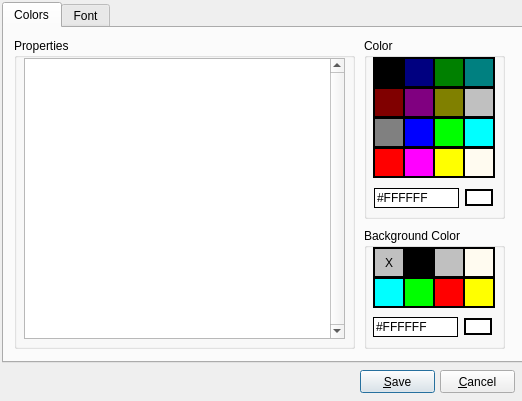
Old version of the form src/gui/Src/Gui/AppearanceDialog.ui in the repository x64dbg/x64dbg.
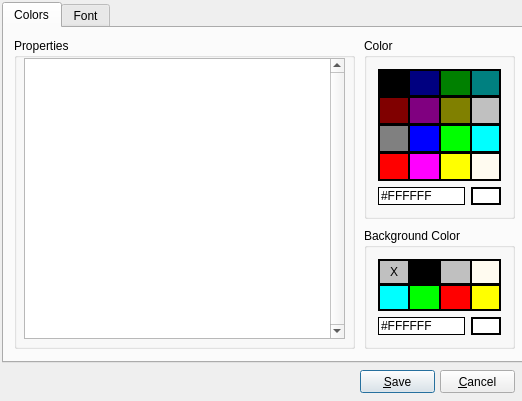
New version of the form. Icons and pictures are not drawn.

Commit message: GUI: use layout for the color picker grid

```diff
--- a/src/gui/Src/Gui/AppearanceDialog.ui
+++ b/src/gui/Src/Gui/AppearanceDialog.ui
@@ -41,7 +41,7 @@
       <rect>
        <x>360</x>
        <y>10</y>
-       <width>141</width>
+       <width>151</width>
        <height>181</height>
       </rect>
      </property>
@@ -51,473 +51,551 @@
      <property name="checkable">
       <bool>false</bool>
      </property>
-     <widget class="QLineEdit" name="editColor">
-      <property name="geometry">
-       <rect>
-        <x>10</x>
-        <y>150</y>
-        <width>85</width>
-        <height>20</height>
-       </rect>
-      </property>
-      <property name="styleSheet">
-       <string notr="true">QLineEdit {border-style: outset; border-width: 1px; border-color: black}</string>
-      </property>
-      <property name="text">
-       <string>#FFFFFF</string>
-      </property>
-      <property name="frame">
-       <bool>false</bool>
-      </property>
-     </widget>
-     <widget class="QPushButton" name="buttonColor">
-      <property name="geometry">
-       <rect>
-        <x>101</x>
-        <y>151</y>
-        <width>28</width>
-        <height>17</height>
-       </rect>
-      </property>
+     <layout class="QGridLayout" name="gridLayout_2">
+      <item row="0" column="0" colspan="2">
+       <layout class="QGridLayout" name="gridForegroundColors">
+        <property name="spacing">
+         <number>0</number>
+        </property>
+        <item row="0" column="0">
+         <widget class="QPushButton" name="button000000">
+          <property name="sizePolicy">
+           <sizepolicy hsizetype="MinimumExpanding" vsizetype="MinimumExpanding">
+            <horstretch>0</horstretch>
+            <verstretch>0</verstretch>
+           </sizepolicy>
+          </property>
       <property name="styleSheet">
-       <string notr="true">background-color: #FFFFFF; border : 2px solid black</string>
+           <string notr="true">background-color: #000000;
+border: solid black;
+border-width: 2px 1px 2px 2px;</string>
       </property>
       <property name="text">
        <string/>
       </property>
      </widget>
-     <widget class="QPushButton" name="button800000">
-      <property name="geometry">
-       <rect>
-        <x>9</x>
-        <y>49</y>
-        <width>32</width>
-        <height>31</height>
-       </rect>
+        </item>
+        <item row="0" column="1">
+         <widget class="QPushButton" name="button000080">
+          <property name="sizePolicy">
+           <sizepolicy hsizetype="MinimumExpanding" vsizetype="MinimumExpanding">
+            <horstretch>0</horstretch>
+            <verstretch>0</verstretch>
+           </sizepolicy>
       </property>
       <property name="styleSheet">
-       <string notr="true">background-color: #800000; border : 2px solid black</string>
+           <string notr="true">background-color: #000080;
+border: solid black;
+border-width: 2px 1px 2px 1px;</string>
       </property>
       <property name="text">
        <string/>
       </property>
      </widget>
-     <widget class="QPushButton" name="button00FF00">
-      <property name="geometry">
-       <rect>
-        <x>69</x>
-        <y>79</y>
-        <width>32</width>
-        <height>31</height>
-       </rect>
+        </item>
+        <item row="0" column="2">
+         <widget class="QPushButton" name="button008000">
+          <property name="sizePolicy">
+           <sizepolicy hsizetype="MinimumExpanding" vsizetype="MinimumExpanding">
+            <horstretch>0</horstretch>
+            <verstretch>0</verstretch>
+           </sizepolicy>
       </property>
       <property name="styleSheet">
-       <string notr="true">background-color: #00FF00; border : 2px solid black</string>
+           <string notr="true">background-color: #008000;
+border: solid black;
+border-width: 2px 1px 2px 1px;</string>
       </property>
       <property name="text">
        <string/>
       </property>
      </widget>
+        </item>
+        <item row="0" column="3">
      <widget class="QPushButton" name="button008080">
-      <property name="geometry">
-       <rect>
-        <x>99</x>
-        <y>19</y>
-        <width>32</width>
-        <height>31</height>
-       </rect>
+          <property name="sizePolicy">
+           <sizepolicy hsizetype="MinimumExpanding" vsizetype="MinimumExpanding">
+            <horstretch>0</horstretch>
+            <verstretch>0</verstretch>
+           </sizepolicy>
       </property>
       <property name="styleSheet">
-       <string notr="true">background-color: #008080; border : 2px solid black</string>
+           <string notr="true">background-color: #008080;
+border: solid black;
+border-width: 2px 2px 2px 1px;</string>
       </property>
       <property name="text">
        <string/>
       </property>
      </widget>
-     <widget class="QPushButton" name="buttonC0C0C0">
-      <property name="geometry">
-       <rect>
-        <x>99</x>
-        <y>49</y>
-        <width>32</width>
-        <height>31</height>
-       </rect>
+        </item>
+        <item row="1" column="0">
+         <widget class="QPushButton" name="button800000">
+          <property name="sizePolicy">
+           <sizepolicy hsizetype="MinimumExpanding" vsizetype="MinimumExpanding">
+            <horstretch>0</horstretch>
+            <verstretch>0</verstretch>
+           </sizepolicy>
       </property>
       <property name="styleSheet">
-       <string notr="true">background-color: #C0C0C0; border : 2px solid black</string>
+           <string notr="true">background-color: #800000;
+border: solid black;
+border-width: 1px 1px 2px 2px;</string>
       </property>
       <property name="text">
        <string/>
       </property>
      </widget>
+        </item>
+        <item row="1" column="1">
      <widget class="QPushButton" name="button800080">
-      <property name="geometry">
-       <rect>
-        <x>39</x>
-        <y>49</y>
-        <width>32</width>
-        <height>31</height>
-       </rect>
+          <property name="sizePolicy">
+           <sizepolicy hsizetype="MinimumExpanding" vsizetype="MinimumExpanding">
+            <horstretch>0</horstretch>
+            <verstretch>0</verstretch>
+           </sizepolicy>
       </property>
       <property name="styleSheet">
-       <string notr="true">background-color: #800080; border : 2px solid black</string>
+           <string notr="true">background-color: #800080;
+border: solid black;
+border-width: 1px 1px 2px 1px;</string>
       </property>
       <property name="text">
        <string/>
       </property>
      </widget>
-     <widget class="QPushButton" name="buttonFF0000">
-      <property name="geometry">
-       <rect>
-        <x>9</x>
-        <y>109</y>
-        <width>32</width>
-        <height>31</height>
-       </rect>
+        </item>
+        <item row="1" column="2">
+         <widget class="QPushButton" name="button808000">
+          <property name="sizePolicy">
+           <sizepolicy hsizetype="MinimumExpanding" vsizetype="MinimumExpanding">
+            <horstretch>0</horstretch>
+            <verstretch>0</verstretch>
+           </sizepolicy>
       </property>
       <property name="styleSheet">
-       <string notr="true">background-color : #FF0000; border : 2px solid black</string>
+           <string notr="true">background-color: #808000;
+border: solid black;
+border-width: 1px 1px 2px 1px;</string>
       </property>
       <property name="text">
        <string/>
       </property>
      </widget>
+        </item>
+        <item row="1" column="3">
+         <widget class="QPushButton" name="buttonC0C0C0">
+          <property name="sizePolicy">
+           <sizepolicy hsizetype="MinimumExpanding" vsizetype="MinimumExpanding">
+            <horstretch>0</horstretch>
+            <verstretch>0</verstretch>
+           </sizepolicy>
+          </property>
+          <property name="styleSheet">
+           <string notr="true">background-color: #C0C0C0;
+border: solid black;
+border-width: 1px 2px 2px 1px;</string>
+          </property>
+          <property name="text">
+           <string/>
+          </property>
+         </widget>
+        </item>
+        <item row="2" column="0">
+         <widget class="QPushButton" name="button808080">
+          <property name="sizePolicy">
+           <sizepolicy hsizetype="MinimumExpanding" vsizetype="MinimumExpanding">
+            <horstretch>0</horstretch>
+            <verstretch>0</verstretch>
+           </sizepolicy>
+          </property>
+          <property name="styleSheet">
+           <string notr="true">background-color: #808080;
+border: solid black;
+border-width: 1px 1px 2px 2px;</string>
+          </property>
+          <property name="text">
+           <string/>
+          </property>
+         </widget>
+        </item>
+        <item row="2" column="1">
      <widget class="QPushButton" name="button0000FF">
-      <property name="geometry">
-       <rect>
-        <x>39</x>
-        <y>79</y>
-        <width>32</width>
-        <height>31</height>
-       </rect>
+          <property name="sizePolicy">
+           <sizepolicy hsizetype="MinimumExpanding" vsizetype="MinimumExpanding">
+            <horstretch>0</horstretch>
+            <verstretch>0</verstretch>
+           </sizepolicy>
       </property>
       <property name="styleSheet">
-       <string notr="true">background-color: #0000FF; border : 2px solid black</string>
+           <string notr="true">background-color: #0000FF;
+border: solid black;
+border-width: 1px 1px 2px 1px;</string>
       </property>
       <property name="text">
        <string/>
       </property>
      </widget>
-     <widget class="QPushButton" name="button008000">
-      <property name="geometry">
-       <rect>
-        <x>69</x>
-        <y>19</y>
-        <width>32</width>
-        <height>31</height>
-       </rect>
+        </item>
+        <item row="2" column="2">
+         <widget class="QPushButton" name="button00FF00">
+          <property name="sizePolicy">
+           <sizepolicy hsizetype="MinimumExpanding" vsizetype="MinimumExpanding">
+            <horstretch>0</horstretch>
+            <verstretch>0</verstretch>
+           </sizepolicy>
       </property>
       <property name="styleSheet">
-       <string notr="true">background-color: #008000; border : 2px solid black</string>
+           <string notr="true">background-color: #00FF00;
+border: solid black;
+border-width: 1px 1px 2px 1px;</string>
       </property>
       <property name="text">
        <string/>
       </property>
      </widget>
+        </item>
+        <item row="2" column="3">
      <widget class="QPushButton" name="button00FFFF">
-      <property name="geometry">
-       <rect>
-        <x>99</x>
-        <y>79</y>
-        <width>32</width>
-        <height>31</height>
-       </rect>
+          <property name="sizePolicy">
+           <sizepolicy hsizetype="MinimumExpanding" vsizetype="MinimumExpanding">
+            <horstretch>0</horstretch>
+            <verstretch>0</verstretch>
+           </sizepolicy>
       </property>
       <property name="styleSheet">
-       <string notr="true">background-color: #00FFFF; border : 2px solid black</string>
+           <string notr="true">background-color: #00FFFF;
+border: solid black;
+border-width: 1px 2px 2px 1px;</string>
       </property>
       <property name="text">
        <string/>
       </property>
      </widget>
+        </item>
+        <item row="3" column="0">
+         <widget class="QPushButton" name="buttonFF0000">
+          <property name="sizePolicy">
+           <sizepolicy hsizetype="MinimumExpanding" vsizetype="MinimumExpanding">
+            <horstretch>0</horstretch>
+            <verstretch>0</verstretch>
+           </sizepolicy>
+          </property>
+          <property name="styleSheet">
+           <string notr="true">background-color : #FF0000;
+border: solid black;
+border-width: 1px 1px 2px 2px;</string>
+          </property>
+          <property name="text">
+           <string/>
+          </property>
+         </widget>
+        </item>
+        <item row="3" column="1">
      <widget class="QPushButton" name="buttonFF00FF">
-      <property name="geometry">
-       <rect>
-        <x>39</x>
-        <y>109</y>
-        <width>32</width>
-        <height>31</height>
-       </rect>
+          <property name="sizePolicy">
+           <sizepolicy hsizetype="MinimumExpanding" vsizetype="MinimumExpanding">
+            <horstretch>0</horstretch>
+            <verstretch>0</verstretch>
+           </sizepolicy>
       </property>
       <property name="styleSheet">
-       <string notr="true">background-color: #FF00FF; border : 2px solid black</string>
+           <string notr="true">background-color: #FF00FF;
+border: solid black;
+border-width: 1px 1px 2px 1px;</string>
       </property>
       <property name="text">
        <string/>
       </property>
      </widget>
-     <widget class="QPushButton" name="button808000">
-      <property name="geometry">
-       <rect>
-        <x>69</x>
-        <y>49</y>
-        <width>32</width>
-        <height>31</height>
-       </rect>
-      </property>
-      <property name="styleSheet">
-       <string notr="true">background-color: #808000; border : 2px solid black</string>
-      </property>
-      <property name="text">
-       <string/>
-      </property>
-     </widget>
-     <widget class="QPushButton" name="button808080">
-      <property name="geometry">
-       <rect>
-        <x>9</x>
-        <y>79</y>
-        <width>32</width>
-        <height>31</height>
-       </rect>
-      </property>
-      <property name="styleSheet">
-       <string notr="true">background-color: #808080; border : 2px solid black</string>
-      </property>
-      <property name="text">
-       <string/>
-      </property>
-     </widget>
+        </item>
+        <item row="3" column="2">
      <widget class="QPushButton" name="buttonFFFF00">
-      <property name="geometry">
-       <rect>
-        <x>69</x>
-        <y>109</y>
-        <width>32</width>
-        <height>31</height>
-       </rect>
+          <property name="sizePolicy">
+           <sizepolicy hsizetype="MinimumExpanding" vsizetype="MinimumExpanding">
+            <horstretch>0</horstretch>
+            <verstretch>0</verstretch>
+           </sizepolicy>
       </property>
       <property name="styleSheet">
-       <string notr="true">background-color: #FFFF00; border : 2px solid black</string>
+           <string notr="true">background-color: #FFFF00;
+border: solid black;
+border-width: 1px 1px 2px 1px;</string>
       </property>
       <property name="text">
        <string/>
       </property>
      </widget>
-     <widget class="QPushButton" name="button000000">
-      <property name="geometry">
-       <rect>
-        <x>9</x>
-        <y>19</y>
-        <width>32</width>
-        <height>31</height>
-       </rect>
-      </property>
-      <property name="styleSheet">
-       <string notr="true">background-color: #000000; border : 2px solid black</string>
-      </property>
-      <property name="text">
-       <string/>
-      </property>
-     </widget>
-     <widget class="QPushButton" name="button000080">
-      <property name="geometry">
-       <rect>
-        <x>39</x>
-        <y>19</y>
-        <width>32</width>
-        <height>31</height>
-       </rect>
-      </property>
-      <property name="styleSheet">
-       <string notr="true">background-color: #000080; border : 2px solid black</string>
-      </property>
-      <property name="text">
-       <string/>
-      </property>
-     </widget>
+        </item>
+        <item row="3" column="3">
      <widget class="QPushButton" name="buttonFFFFFF">
-      <property name="geometry">
-       <rect>
-        <x>99</x>
-        <y>109</y>
-        <width>32</width>
-        <height>31</height>
-       </rect>
+          <property name="sizePolicy">
+           <sizepolicy hsizetype="MinimumExpanding" vsizetype="MinimumExpanding">
+            <horstretch>0</horstretch>
+            <verstretch>0</verstretch>
+           </sizepolicy>
       </property>
       <property name="styleSheet">
-       <string notr="true">background-color: #FFFBF0; border : 2px solid black</string>
+           <string notr="true">background-color: #FFFBF0;
+border: solid black;
+border-width: 1px 2px 2px 1px;</string>
       </property>
       <property name="text">
        <string/>
       </property>
      </widget>
+        </item>
+       </layout>
+      </item>
+      <item row="1" column="0">
+       <widget class="QLineEdit" name="editColor">
+        <property name="sizePolicy">
+         <sizepolicy hsizetype="Fixed" vsizetype="Fixed">
+          <horstretch>0</horstretch>
+          <verstretch>0</verstretch>
+         </sizepolicy>
+        </property>
+        <property name="styleSheet">
+         <string notr="true">QLineEdit {border-style: outset; border-width: 1px; border-color: black}</string>
+        </property>
+        <property name="text">
+         <string>#FFFFFF</string>
+        </property>
+        <property name="frame">
+         <bool>false</bool>
+        </property>
+       </widget>
+      </item>
+      <item row="1" column="1">
+       <widget class="QPushButton" name="buttonColor">
+        <property name="sizePolicy">
+         <sizepolicy hsizetype="Fixed" vsizetype="Fixed">
+          <horstretch>0</horstretch>
+          <verstretch>0</verstretch>
+         </sizepolicy>
+        </property>
+        <property name="minimumSize">
+         <size>
+          <width>30</width>
+          <height>18</height>
+         </size>
+        </property>
+        <property name="styleSheet">
+         <string notr="true">background-color: #FFFFFF; border : 2px solid black</string>
+        </property>
+        <property name="text">
+         <string/>
+        </property>
+       </widget>
+      </item>
+     </layout>
     </widget>
     <widget class="QGroupBox" name="groupBackgroundColor">
      <property name="geometry">
       <rect>
        <x>360</x>
        <y>200</y>
-       <width>141</width>
+       <width>151</width>
        <height>121</height>
       </rect>
      </property>
      <property name="title">
       <string>Background Color</string>
      </property>
-     <widget class="QLineEdit" name="editBackgroundColor">
-      <property name="geometry">
-       <rect>
-        <x>9</x>
-        <y>89</y>
-        <width>85</width>
-        <height>20</height>
-       </rect>
-      </property>
-      <property name="styleSheet">
-       <string notr="true">QLineEdit {border-style: outset; border-width: 1px; border-color: black}</string>
-      </property>
-      <property name="text">
-       <string>#FFFFFF</string>
-      </property>
-      <property name="frame">
-       <bool>false</bool>
-      </property>
-     </widget>
-     <widget class="QPushButton" name="buttonBackgroundColor">
-      <property name="geometry">
-       <rect>
-        <x>100</x>
-        <y>90</y>
-        <width>28</width>
-        <height>17</height>
-       </rect>
-      </property>
-      <property name="styleSheet">
-       <string notr="true">background-color: #FFFFFF; border : 2px solid black</string>
-      </property>
-      <property name="text">
-       <string/>
-      </property>
-     </widget>
-     <widget class="QPushButton" name="buttonBackground00FF00">
-      <property name="geometry">
-       <rect>
-        <x>39</x>
-        <y>49</y>
-        <width>32</width>
-        <height>31</height>
-       </rect>
-      </property>
-      <property name="styleSheet">
-       <string notr="true">background-color: #00FF00; border : 2px solid black</string>
-      </property>
-      <property name="text">
-       <string/>
-      </property>
-     </widget>
-     <widget class="QPushButton" name="buttonBackgroundFFFF00">
-      <property name="geometry">
-       <rect>
-        <x>99</x>
-        <y>49</y>
-        <width>32</width>
-        <height>31</height>
-       </rect>
-      </property>
-      <property name="styleSheet">
-       <string notr="true">background-color: #FFFF00; border : 2px solid black</string>
-      </property>
-      <property name="text">
-       <string/>
-      </property>
-     </widget>
-     <widget class="QPushButton" name="buttonBackgroundFFFFFF">
-      <property name="geometry">
-       <rect>
-        <x>99</x>
-        <y>19</y>
-        <width>32</width>
-        <height>31</height>
-       </rect>
-      </property>
-      <property name="styleSheet">
-       <string notr="true">background-color: #FFFBF0; border : 2px solid black</string>
-      </property>
-      <property name="text">
-       <string/>
-      </property>
-     </widget>
-     <widget class="QPushButton" name="buttonBackgroundFF0000">
-      <property name="geometry">
-       <rect>
-        <x>69</x>
-        <y>49</y>
-        <width>32</width>
-        <height>31</height>
-       </rect>
-      </property>
-      <property name="styleSheet">
-       <string notr="true">background-color: #FF0000; border : 2px solid black</string>
-      </property>
-      <property name="text">
-       <string/>
-      </property>
-     </widget>
+     <layout class="QGridLayout" name="gridLayout">
+      <item row="0" column="0" colspan="2">
+       <layout class="QGridLayout" name="gridBackgroundColors">
+        <property name="spacing">
+         <number>0</number>
+        </property>
+        <item row="0" column="0">
      <widget class="QPushButton" name="buttonBackgroundNone">
-      <property name="geometry">
-       <rect>
-        <x>9</x>
-        <y>19</y>
-        <width>32</width>
-        <height>31</height>
-       </rect>
+          <property name="sizePolicy">
+           <sizepolicy hsizetype="MinimumExpanding" vsizetype="MinimumExpanding">
+            <horstretch>0</horstretch>
+            <verstretch>0</verstretch>
+           </sizepolicy>
       </property>
       <property name="styleSheet">
-       <string notr="true">background-color: #C0C0C0; border : 2px solid black</string>
+           <string notr="true">background-color: #C0C0C0;
+border: solid black;
+border-width: 2px 1px 2px 2px;</string>
       </property>
       <property name="text">
        <string>X</string>
       </property>
      </widget>
+        </item>
+        <item row="0" column="1">
      <widget class="QPushButton" name="buttonBackground000000">
-      <property name="geometry">
-       <rect>
-        <x>39</x>
-        <y>19</y>
-        <width>32</width>
-        <height>31</height>
-       </rect>
+          <property name="sizePolicy">
+           <sizepolicy hsizetype="MinimumExpanding" vsizetype="MinimumExpanding">
+            <horstretch>0</horstretch>
+            <verstretch>0</verstretch>
+           </sizepolicy>
       </property>
       <property name="styleSheet">
-       <string notr="true">background-color: #000000; border : 2px solid black</string>
+           <string notr="true">background-color: #000000;
+border: solid black;
+border-width: 2px 1px 2px 1px;</string>
       </property>
       <property name="text">
        <string/>
       </property>
      </widget>
-     <widget class="QPushButton" name="buttonBackground00FFFF">
-      <property name="geometry">
-       <rect>
-        <x>9</x>
-        <y>49</y>
-        <width>32</width>
-        <height>31</height>
-       </rect>
-      </property>
-      <property name="styleSheet">
-       <string notr="true">background-color : #00FFFF; border : 2px solid black</string>
-      </property>
-      <property name="text">
-       <string/>
-      </property>
-     </widget>
+        </item>
+        <item row="0" column="2">
      <widget class="QPushButton" name="buttonBackgroundC0C0C0">
-      <property name="geometry">
-       <rect>
-        <x>69</x>
-        <y>19</y>
-        <width>32</width>
-        <height>31</height>
-       </rect>
+          <property name="sizePolicy">
+           <sizepolicy hsizetype="MinimumExpanding" vsizetype="MinimumExpanding">
+            <horstretch>0</horstretch>
+            <verstretch>0</verstretch>
+           </sizepolicy>
       </property>
       <property name="styleSheet">
-       <string notr="true">background-color: #C0C0C0; border : 2px solid black</string>
+           <string notr="true">background-color: #C0C0C0;
+border: solid black;
+border-width: 2px 1px 2px 1px;</string>
       </property>
       <property name="text">
        <string/>
       </property>
      </widget>
+        </item>
+        <item row="0" column="3">
+         <widget class="QPushButton" name="buttonBackgroundFFFFFF">
+          <property name="sizePolicy">
+           <sizepolicy hsizetype="MinimumExpanding" vsizetype="MinimumExpanding">
+            <horstretch>0</horstretch>
+            <verstretch>0</verstretch>
+           </sizepolicy>
+          </property>
+          <property name="styleSheet">
+           <string notr="true">background-color: #FFFBF0;
+border: solid black;
+border-width: 2px 2px 2px 1px;</string>
+          </property>
+          <property name="text">
+           <string/>
+          </property>
+         </widget>
+        </item>
+        <item row="1" column="0">
+         <widget class="QPushButton" name="buttonBackground00FFFF">
+          <property name="sizePolicy">
+           <sizepolicy hsizetype="MinimumExpanding" vsizetype="MinimumExpanding">
+            <horstretch>0</horstretch>
+            <verstretch>0</verstretch>
+           </sizepolicy>
+          </property>
+          <property name="styleSheet">
+           <string notr="true">background-color : #00FFFF;
+border: solid black;
+border-width: 1px 1px 2px 2px;</string>
+          </property>
+          <property name="text">
+           <string/>
+          </property>
+         </widget>
+        </item>
+        <item row="1" column="1">
+         <widget class="QPushButton" name="buttonBackground00FF00">
+          <property name="sizePolicy">
+           <sizepolicy hsizetype="MinimumExpanding" vsizetype="MinimumExpanding">
+            <horstretch>0</horstretch>
+            <verstretch>0</verstretch>
+           </sizepolicy>
+          </property>
+          <property name="styleSheet">
+           <string notr="true">background-color: #00FF00;
+border: solid black;
+border-width: 1px 1px 2px 1px;</string>
+          </property>
+          <property name="text">
+           <string/>
+          </property>
+         </widget>
+        </item>
+        <item row="1" column="2">
+         <widget class="QPushButton" name="buttonBackgroundFF0000">
+          <property name="sizePolicy">
+           <sizepolicy hsizetype="MinimumExpanding" vsizetype="MinimumExpanding">
+            <horstretch>0</horstretch>
+            <verstretch>0</verstretch>
+           </sizepolicy>
+          </property>
+          <property name="styleSheet">
+           <string notr="true">background-color: #FF0000;
+border: solid black;
+border-width: 1px 1px 2px 1px;</string>
+          </property>
+          <property name="text">
+           <string/>
+          </property>
+         </widget>
+        </item>
+        <item row="1" column="3">
+         <widget class="QPushButton" name="buttonBackgroundFFFF00">
+          <property name="sizePolicy">
+           <sizepolicy hsizetype="MinimumExpanding" vsizetype="MinimumExpanding">
+            <horstretch>0</horstretch>
+            <verstretch>0</verstretch>
+           </sizepolicy>
+          </property>
+          <property name="styleSheet">
+           <string notr="true">background-color: #FFFF00;
+border: solid black;
+border-width: 1px 2px 2px 1px;</string>
+          </property>
+          <property name="text">
+           <string/>
+          </property>
+         </widget>
+        </item>
+       </layout>
+      </item>
+      <item row="1" column="0">
+       <widget class="QLineEdit" name="editBackgroundColor">
+        <property name="sizePolicy">
+         <sizepolicy hsizetype="Fixed" vsizetype="Fixed">
+          <horstretch>0</horstretch>
+          <verstretch>0</verstretch>
+         </sizepolicy>
+        </property>
+        <property name="styleSheet">
+         <string notr="true">QLineEdit {border-style: outset; border-width: 1px; border-color: black}</string>
+        </property>
+        <property name="text">
+         <string>#FFFFFF</string>
+        </property>
+        <property name="frame">
+         <bool>false</bool>
+        </property>
+       </widget>
+      </item>
+      <item row="1" column="1">
+       <widget class="QPushButton" name="buttonBackgroundColor">
+        <property name="sizePolicy">
+         <sizepolicy hsizetype="Fixed" vsizetype="Fixed">
+          <horstretch>0</horstretch>
+          <verstretch>0</verstretch>
+         </sizepolicy>
+        </property>
+        <property name="minimumSize">
+         <size>
+          <width>30</width>
+          <height>18</height>
+         </size>
+        </property>
+        <property name="styleSheet">
+         <string notr="true">background-color: #FFFFFF; border : 2px solid black</string>
+        </property>
+        <property name="text">
+         <string/>
+        </property>
+       </widget>
+      </item>
+     </layout>
     </widget>
     <widget class="QGroupBox" name="groupProperties">
      <property name="geometry">
```
Left out of the diff: 4 changed lines with no effect on the pictures. Lines whose indentation alone changed are shown as unchanged.
